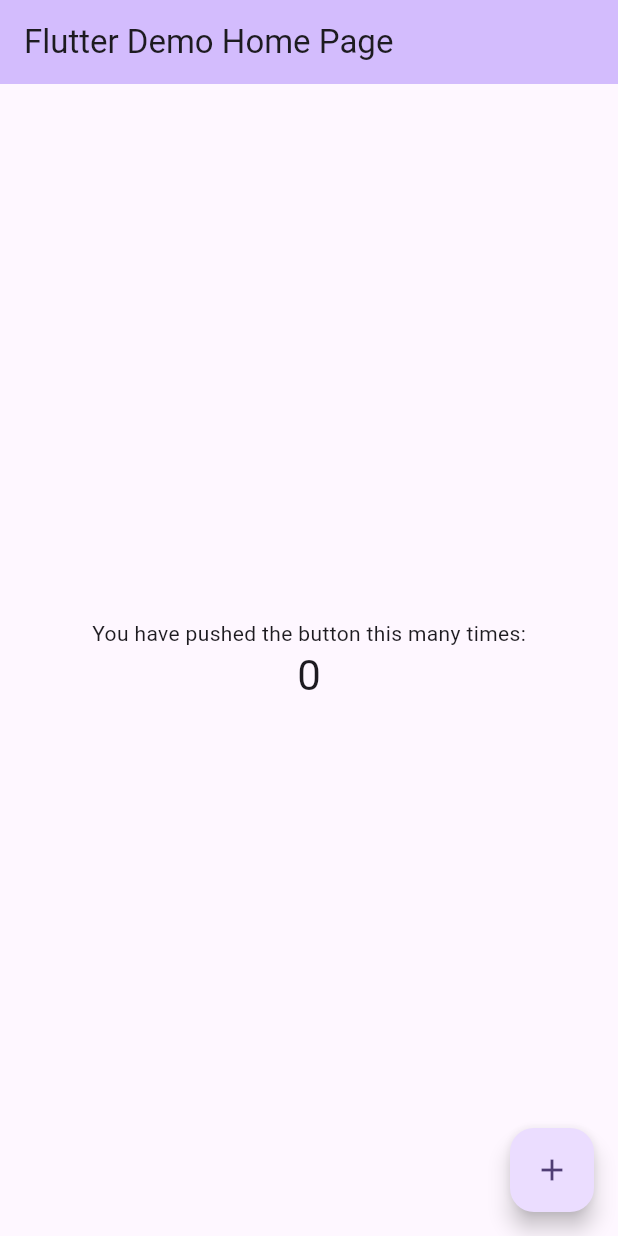
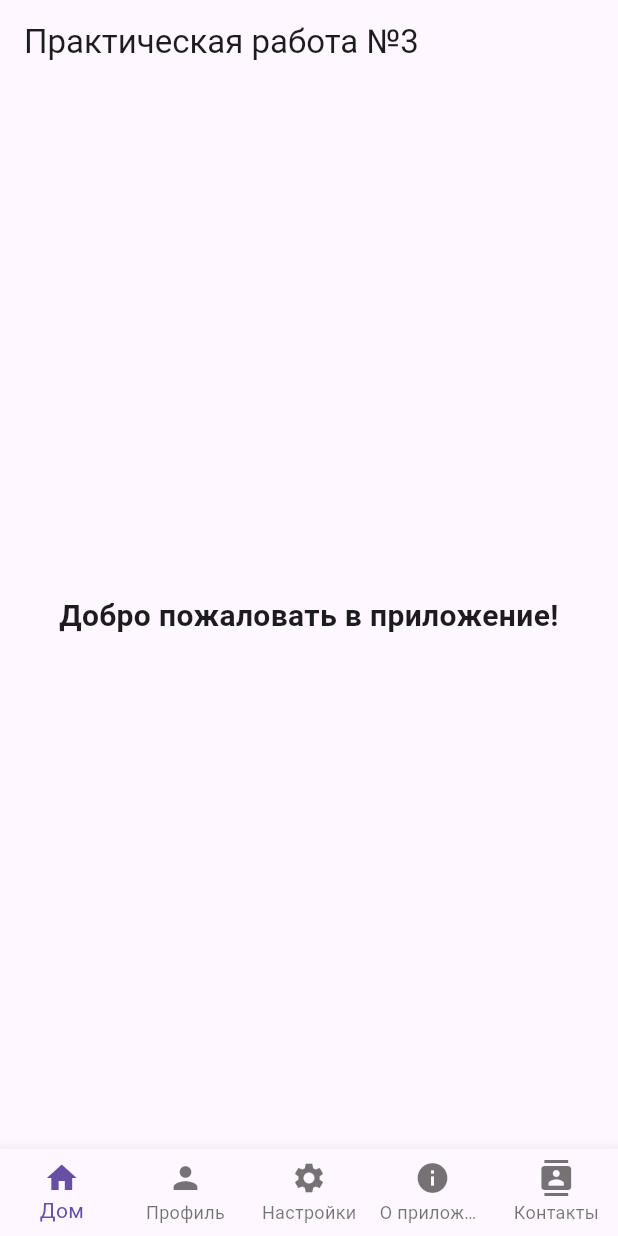
Before and after one commit to LalaAndr/pract_3_flutter, a Flutter app: the screen it shows after launch, on a phone screen of 412 x 824 dp. Run offline on Flutter 3.47's test engine with Material 3 defaults, Android fonts, the phone set to English and light mode, and no system bars.

Commit message:
Commit number two

```diff
--- a/lib/main.dart
+++ b/lib/main.dart
@@ -1,122 +1,147 @@
 import 'package:flutter/material.dart';
 
 void main() {
-  runApp(const MyApp());
+  runApp(MyApp());
 }
 
+// StatelessWidget – корневой виджет
 class MyApp extends StatelessWidget {
-  const MyApp({super.key});
-
-  // This widget is the root of your application.
   @override
   Widget build(BuildContext context) {
     return MaterialApp(
-      title: 'Flutter Demo',
-      theme: ThemeData(
-        // This is the theme of your application.
-        //
-        // TRY THIS: Try running your application with "flutter run". You'll see
-        // the application has a purple toolbar. Then, without quitting the app,
-        // try changing the seedColor in the colorScheme below to Colors.green
-        // and then invoke "hot reload" (save your changes or press the "hot
-        // reload" button in a Flutter-supported IDE, or press "r" if you used
-        // the command line to start the app).
-        //
-        // Notice that the counter didn't reset back to zero; the application
-        // state is not lost during the reload. To reset the state, use hot
-        // restart instead.
-        //
-        // This works for code too, not just values: Most code changes can be
-        // tested with just a hot reload.
-        colorScheme: ColorScheme.fromSeed(seedColor: Colors.deepPurple),
-      ),
-      home: const MyHomePage(title: 'Flutter Demo Home Page'),
+      debugShowCheckedModeBanner: false,
+      title: 'Практическая работа №3',
+      theme: ThemeData(primarySwatch: Colors.blue),
+      home: HomePage(),
     );
   }
 }
 
-class MyHomePage extends StatefulWidget {
-  const MyHomePage({super.key, required this.title});
-
-  // This widget is the home page of your application. It is stateful, meaning
-  // that it has a State object (defined below) that contains fields that affect
-  // how it looks.
-
-  // This class is the configuration for the state. It holds the values (in this
-  // case the title) provided by the parent (in this case the App widget) and
-  // used by the build method of the State. Fields in a Widget subclass are
-  // always marked "final".
-
-  final String title;
-
+// StatefulWidget – главный экран с переключением контента
+class HomePage extends StatefulWidget {
   @override
-  State<MyHomePage> createState() => _MyHomePageState();
+  _HomePageState createState() => _HomePageState();
 }
 
-class _MyHomePageState extends State<MyHomePage> {
-  int _counter = 0;
+class _HomePageState extends State<HomePage> {
+  int _currentIndex = 0;
 
-  void _incrementCounter() {
-    setState(() {
-      // This call to setState tells the Flutter framework that something has
-      // changed in this State, which causes it to rerun the build method below
-      // so that the display can reflect the updated values. If we changed
-      // _counter without calling setState(), then the build method would not be
-      // called again, and so nothing would appear to happen.
-      _counter++;
-    });
-  }
+  // список экранов
+  final List<Widget> _pages = [
+    HomeScreen(),
+    ProfileScreen(),
+    SettingsScreen(),
+    AboutScreen(),
+    ContactsScreen(),
+  ];
 
   @override
   Widget build(BuildContext context) {
-    // This method is rerun every time setState is called, for instance as done
-    // by the _incrementCounter method above.
-    //
-    // The Flutter framework has been optimized to make rerunning build methods
-    // fast, so that you can just rebuild anything that needs updating rather
-    // than having to individually change instances of widgets.
     return Scaffold(
-      appBar: AppBar(
-        // TRY THIS: Try changing the color here to a specific color (to
-        // Colors.amber, perhaps?) and trigger a hot reload to see the AppBar
-        // change color while the other colors stay the same.
-        backgroundColor: Theme.of(context).colorScheme.inversePrimary,
-        // Here we take the value from the MyHomePage object that was created by
-        // the App.build method, and use it to set our appbar title.
-        title: Text(widget.title),
+      appBar: AppBar(title: Text("Практическая работа №3")),
+      body: Center(child: _pages[_currentIndex]), // весь контент по центру
+      bottomNavigationBar: BottomNavigationBar(
+        currentIndex: _currentIndex,
+        onTap: (index) {
+          setState(() {
+            _currentIndex = index;
+          });
+        },
+        type: BottomNavigationBarType.fixed,
+        items: [
+          BottomNavigationBarItem(icon: Icon(Icons.home), label: "Дом"),
+          BottomNavigationBarItem(icon: Icon(Icons.person), label: "Профиль"),
+          BottomNavigationBarItem(icon: Icon(Icons.settings), label: "Настройки"),
+          BottomNavigationBarItem(icon: Icon(Icons.info), label: "О приложении"),
+          BottomNavigationBarItem(icon: Icon(Icons.contacts), label: "Контакты"),
+        ],
       ),
-      body: Center(
-        // Center is a layout widget. It takes a single child and positions it
-        // in the middle of the parent.
-        child: Column(
-          // Column is also a layout widget. It takes a list of children and
-          // arranges them vertically. By default, it sizes itself to fit its
-          // children horizontally, and tries to be as tall as its parent.
-          //
-          // Column has various properties to control how it sizes itself and
-          // how it positions its children. Here we use mainAxisAlignment to
-          // center the children vertically; the main axis here is the vertical
-          // axis because Columns are vertical (the cross axis would be
-          // horizontal).
-          //
-          // TRY THIS: Invoke "debug painting" (choose the "Toggle Debug Paint"
-          // action in the IDE, or press "p" in the console), to see the
-          // wireframe for each widget.
-          mainAxisAlignment: MainAxisAlignment.center,
-          children: <Widget>[
-            const Text('You have pushed the button this many times:'),
-            Text(
-              '$_counter',
-              style: Theme.of(context).textTheme.headlineMedium,
-            ),
-          ],
-        ),
-      ),
-      floatingActionButton: FloatingActionButton(
-        onPressed: _incrementCounter,
-        tooltip: 'Increment',
-        child: const Icon(Icons.add),
-      ), // This trailing comma makes auto-formatting nicer for build methods.
     );
   }
 }
+
+// Экран 1
+class HomeScreen extends StatelessWidget {
+  @override
+  Widget build(BuildContext context) {
+    return Text(
+      "Добро пожаловать в приложение!",
+      style: TextStyle(fontSize: 20, fontWeight: FontWeight.bold),
+      textAlign: TextAlign.center,
+    );
+  }
+}
+
+// Экран 2
+class ProfileScreen extends StatelessWidget {
+  @override
+  Widget build(BuildContext context) {
+    return Column(
+      mainAxisAlignment: MainAxisAlignment.center,
+      crossAxisAlignment: CrossAxisAlignment.center,
+      children: [
+        Icon(Icons.person, size: 80, color: Colors.blue),
+        SizedBox(height: 20),
+        Text("Имя пользователя: Андрусенко Лада",
+            style: TextStyle(fontSize: 18), textAlign: TextAlign.center),
+        Text("Статус: Онлайн",
+            style: TextStyle(fontSize: 16), textAlign: TextAlign.center),
+      ],
+    );
+  }
+}
+
+// Экран 3
+class SettingsScreen extends StatefulWidget {
+  @override
+  _SettingsScreenState createState() => _SettingsScreenState();
+}
+
+class _SettingsScreenState extends State<SettingsScreen> {
+  bool _darkMode = false;
+
+  @override
+  Widget build(BuildContext context) {
+    return SwitchListTile(
+      title: Text("Темная тема", textAlign: TextAlign.center),
+      value: _darkMode,
+      onChanged: (value) {
+        setState(() {
+          _darkMode = value;
+        });
+      },
+    );
+  }
+}
+
+// Экран 4
+class AboutScreen extends StatelessWidget {
+  @override
+  Widget build(BuildContext context) {
+    return Padding(
+      padding: EdgeInsets.all(20),
+      child: Text(
+        "Это учебное приложение, созданное для демонстрации работы с виджетами Flutter.",
+        style: TextStyle(fontSize: 16),
+        textAlign: TextAlign.center,
+      ),
+    );
+  }
+}
+
+// Экран 5
+class ContactsScreen extends StatelessWidget {
+  @override
+  Widget build(BuildContext context) {
+    return Column(
+      mainAxisAlignment: MainAxisAlignment.center,
+      crossAxisAlignment: CrossAxisAlignment.center,
+      children: [
+        Text("Связаться с нами:", style: TextStyle(fontSize: 18), textAlign: TextAlign.center),
+        SizedBox(height: 10),
+        Text("Email: support@edu.mirea.ru", textAlign: TextAlign.center),
+        Text("Телефон: +7 (999) 123-45-67", textAlign: TextAlign.center),
+      ],
+    );
+  }
+}
```
